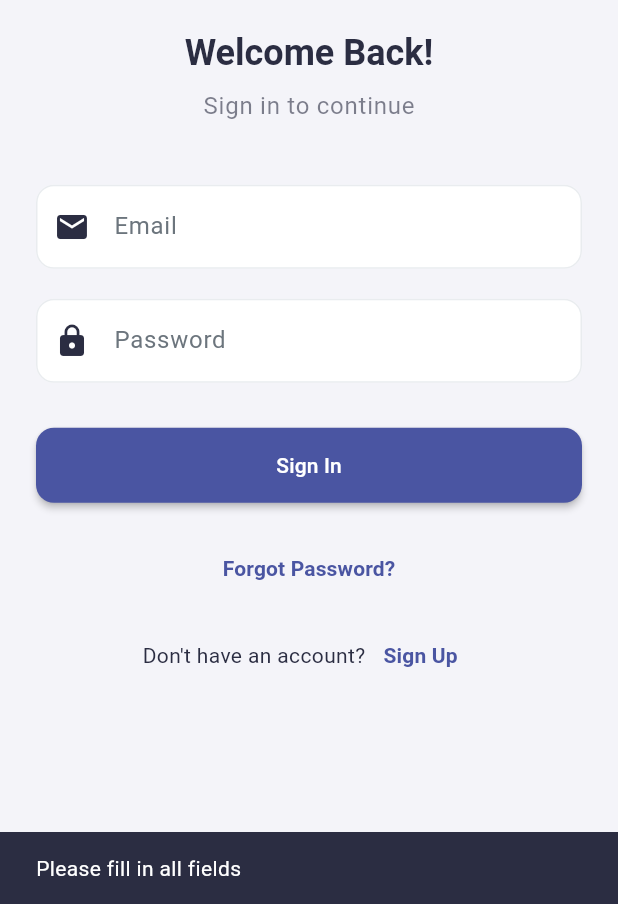
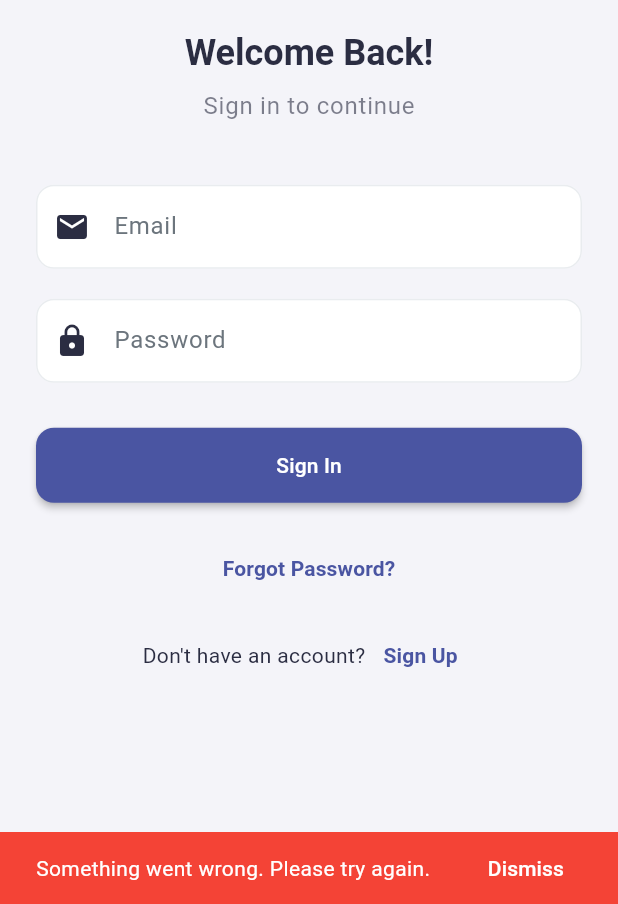
Before and after one commit to matthias22m/money-tracker-app, a Flutter app: the screen it shows after launch, after a tap on "Sign In", on a phone screen of 412 x 824 dp, the part 332-1236 px from its top. Run offline on Flutter 3.47's test engine with Material 3 defaults, Android fonts, the phone set to English and light mode, and no system bars; our stand-ins replace cloud_firestore, dio, firebase_auth, firebase_core, fl_chart, flutter_local_notifications and 7 more; missing offline and left inert: firebase_app_check; accounts and stored records are empty.

Commit message:
refactor(auth): centralize error handling with ErrorMessages utility

```diff
--- a/lib/screens/auth/login_page.dart
+++ b/lib/screens/auth/login_page.dart
@@ -1,6 +1,7 @@
 import 'package:flutter/material.dart';
 import 'package:provider/provider.dart';
 import '../../services/firebase_service.dart';
+import '../../utils/error_messages.dart';
 import 'forgot_password_screen.dart';
 
 class LoginPage extends StatefulWidget {
@@ -29,9 +30,7 @@ class _LoginPageState extends State<LoginPage> {
     final password = _passwordController.text.trim();
 
     if (email.isEmpty || password.isEmpty) {
-      ScaffoldMessenger.of(context).showSnackBar(
-        const SnackBar(content: Text('Please fill in all fields')),
-      );
+      ErrorMessages.showErrorSnackBar(context, 'Please fill in all fields');
       return;
     }
 
@@ -49,24 +48,7 @@ class _LoginPageState extends State<LoginPage> {
     } catch (e) {
       debugPrint('Login failed: $e');
       if (mounted) {
-        String errorMessage = 'Failed to sign in';
-
-        // Provide more specific error messages
-        if (e.toString().contains('user-not-found')) {
-          errorMessage = 'No account found with this email';
-        } else if (e.toString().contains('wrong-password')) {
-          errorMessage = 'Incorrect password';
-        } else if (e.toString().contains('invalid-email')) {
-          errorMessage = 'Please enter a valid email address';
-        } else if (e.toString().contains('user-disabled')) {
-          errorMessage = 'This account has been disabled';
-        } else {
-          errorMessage = 'Failed to sign in: ${e.toString()}';
-        }
-
-        ScaffoldMessenger.of(context).showSnackBar(
-          SnackBar(content: Text(errorMessage), backgroundColor: Colors.red),
-        );
+        ErrorMessages.showErrorSnackBar(context, e);
       }
     } finally {
       if (mounted) {
--- /dev/null
+++ b/lib/utils/error_messages.dart
@@ -0,0 +1,205 @@
+import 'package:flutter/material.dart';
+
+class ErrorMessages {
+  // Common error patterns and their human-readable messages
+  static const Map<String, String> _errorPatterns = {
+    // Authentication errors
+    'email-already-in-use':
+        'This email is already registered. Please try signing in instead.',
+    'user-not-found':
+        'No account found with this email address. Please check your email or create a new account.',
+    'wrong-password':
+        'Incorrect password. Please try again or reset your password.',
+    'invalid-email': 'Please enter a valid email address.',
+    'user-disabled':
+        'This account has been disabled. Please contact support for assistance.',
+    'weak-password':
+        'Password is too weak. Please choose a stronger password with at least 6 characters.',
+    'too-many-requests':
+        'Too many failed attempts. Please wait a moment and try again.',
+    'operation-not-allowed':
+        'This sign-in method is not enabled. Please contact support.',
+    'invalid-credential':
+        'Invalid login credentials. Please check your email and password.',
+    'credential-already-in-use':
+        'This account is already linked to another user.',
+    'requires-recent-login': 'Please sign in again to complete this action.',
+
+    // Network errors
+    'network-request-failed':
+        'Network connection failed. Please check your internet connection and try again.',
+    'timeout': 'Request timed out. Please check your connection and try again.',
+    'unavailable':
+        'Service is temporarily unavailable. Please try again later.',
+    'deadline-exceeded': 'Request timed out. Please try again.',
+
+    // Firebase/Firestore errors
+    'permission-denied': 'You don\'t have permission to perform this action.',
+    'unauthenticated': 'Please sign in to continue.',
+    'not-found': 'The requested resource was not found.',
+    'already-exists': 'This item already exists.',
+    'failed-precondition': 'The operation failed due to a precondition.',
+    'aborted': 'The operation was aborted. Please try again.',
+    'out-of-range': 'The value is out of range.',
+    'unimplemented': 'This feature is not yet implemented.',
+    'internal': 'An internal error occurred. Please try again later.',
+    'data-loss': 'Data was lost during the operation. Please try again.',
+  };
+
+  /// Get a human-readable error message from an exception
+  static String getHumanReadableError(dynamic error) {
+    if (error == null) return 'An unexpected error occurred. Please try again.';
+
+    final errorString = error.toString().toLowerCase();
+
+    // Check for specific error patterns
+    for (final pattern in _errorPatterns.keys) {
+      if (errorString.contains(pattern)) {
+        return _errorPatterns[pattern]!;
+      }
+    }
+
+    // Check for common Firebase error codes
+    if (errorString.contains('firebase')) {
+      if (errorString.contains('auth/')) {
+        final authError = errorString.split('auth/').last.split(']').first;
+        return _getAuthErrorMessage(authError);
+      }
+      if (errorString.contains('firestore/')) {
+        final firestoreError = errorString
+            .split('firestore/')
+            .last
+            .split(']')
+            .first;
+        return _getFirestoreErrorMessage(firestoreError);
+      }
+    }
+
+    // Check for network-related errors
+    if (errorString.contains('socket') ||
+        errorString.contains('connection') ||
+        errorString.contains('network')) {
+      return 'Network connection failed. Please check your internet connection and try again.';
+    }
+
+    // Check for timeout errors
+    if (errorString.contains('timeout') || errorString.contains('deadline')) {
+      return 'Request timed out. Please check your connection and try again.';
+    }
+
+    // Generic fallback
+    return 'Something went wrong. Please try again.';
+  }
+
+  /// Get specific authentication error messages
+  static String _getAuthErrorMessage(String authError) {
+    switch (authError) {
+      case 'email-already-in-use':
+        return 'This email is already registered. Please try signing in instead.';
+      case 'user-not-found':
+        return 'No account found with this email address. Please check your email or create a new account.';
+      case 'wrong-password':
+        return 'Incorrect password. Please try again or reset your password.';
+      case 'invalid-email':
+        return 'Please enter a valid email address.';
+      case 'user-disabled':
+        return 'This account has been disabled. Please contact support for assistance.';
+      case 'weak-password':
+        return 'Password is too weak. Please choose a stronger password with at least 6 characters.';
+      case 'too-many-requests':
+        return 'Too many failed attempts. Please wait a moment and try again.';
+      case 'operation-not-allowed':
+        return 'This sign-in method is not enabled. Please contact support.';
+      case 'invalid-credential':
+        return 'Invalid login credentials. Please check your email and password.';
+      case 'credential-already-in-use':
+        return 'This account is already linked to another user.';
+      case 'requires-recent-login':
+        return 'Please sign in again to complete this action.';
+      default:
+        return 'Authentication failed. Please check your credentials and try again.';
+    }
+  }
+
+  /// Get specific Firestore error messages
+  static String _getFirestoreErrorMessage(String firestoreError) {
+    switch (firestoreError) {
+      case 'permission-denied':
+        return 'You don\'t have permission to perform this action.';
+      case 'unauthenticated':
+        return 'Please sign in to continue.';
+      case 'not-found':
+        return 'The requested data was not found.';
+      case 'already-exists':
+        return 'This item already exists.';
+      case 'failed-precondition':
+        return 'The operation failed due to a precondition.';
+      case 'aborted':
+        return 'The operation was aborted. Please try again.';
+      case 'out-of-range':
+        return 'The value is out of range.';
+      case 'unimplemented':
+        return 'This feature is not yet implemented.';
+      case 'internal':
+        return 'An internal error occurred. Please try again later.';
+      case 'unavailable':
+        return 'Service is temporarily unavailable. Please try again later.';
+      case 'data-loss':
+        return 'Data was lost during the operation. Please try again.';
+      default:
+        return 'Database operation failed. Please try again.';
+    }
+  }
+
+  /// Show a user-friendly error snackbar
+  static void showErrorSnackBar(BuildContext context, dynamic error) {
+    final message = getHumanReadableError(error);
+    ScaffoldMessenger.of(context).showSnackBar(
+      SnackBar(
+        content: Text(message),
+        backgroundColor: Colors.red,
+        duration: const Duration(seconds: 4),
+        action: SnackBarAction(
+          label: 'Dismiss',
+          textColor: Colors.white,
+          onPressed: () {
+            ScaffoldMessenger.of(context).hideCurrentSnackBar();
+          },
+        ),
+      ),
+    );
+  }
+
+  /// Show a success snackbar
+  static void showSuccessSnackBar(BuildContext context, String message) {
+    ScaffoldMessenger.of(context).showSnackBar(
+      SnackBar(
+        content: Text(message),
+        backgroundColor: Colors.green,
+        duration: const Duration(seconds: 3),
+      ),
+    );
+  }
+
+  /// Show an info snackbar
+  static void showInfoSnackBar(BuildContext context, String message) {
+    ScaffoldMessenger.of(context).showSnackBar(
+      SnackBar(
+        content: Text(message),
+        backgroundColor: Colors.blue,
+        duration: const Duration(seconds: 3),
+      ),
+    );
+  }
+
+  /// Show a warning snackbar
+  static void showWarningSnackBar(BuildContext context, String message) {
+    ScaffoldMessenger.of(context).showSnackBar(
+      SnackBar(
+        content: Text(message),
+        backgroundColor: Colors.orange,
+        duration: const Duration(seconds: 4),
+      ),
+    );
+  }
+}
```
Also changed, not shown: lib/screens/auth/forgot_password_screen.dart (+8 -20 lines), lib/screens/auth/signup_page.dart (+9 -26 lines), lib/screens/main_app/add_friends_screen.dart (+8 -39 lines), lib/widgets/floating_sidebar.dart (+2 -23 lines).
